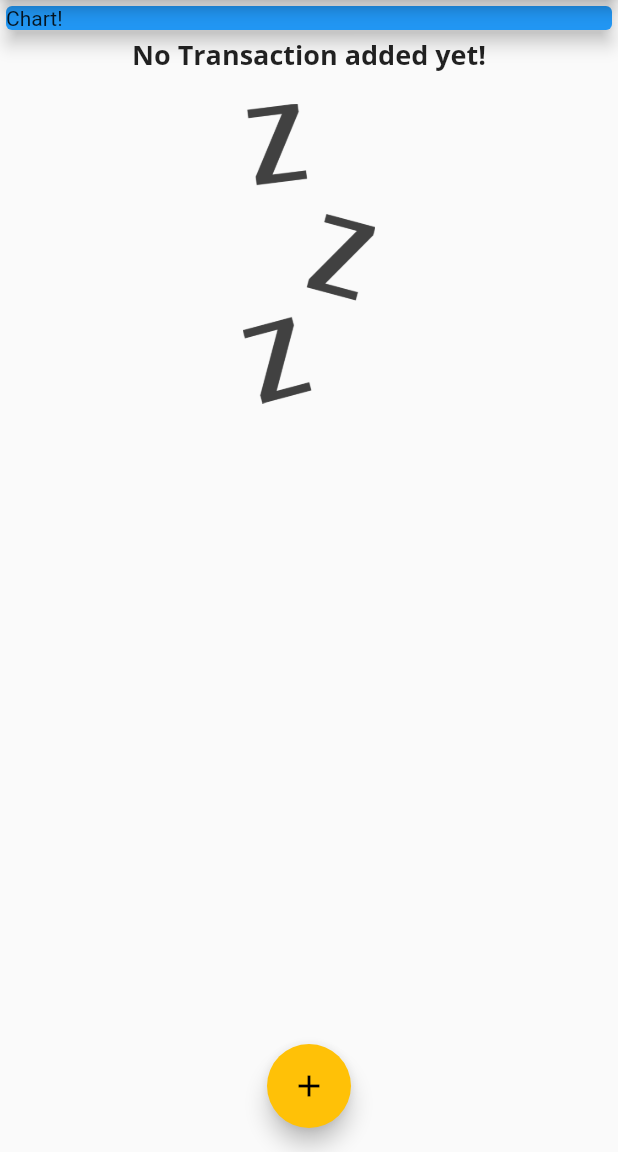
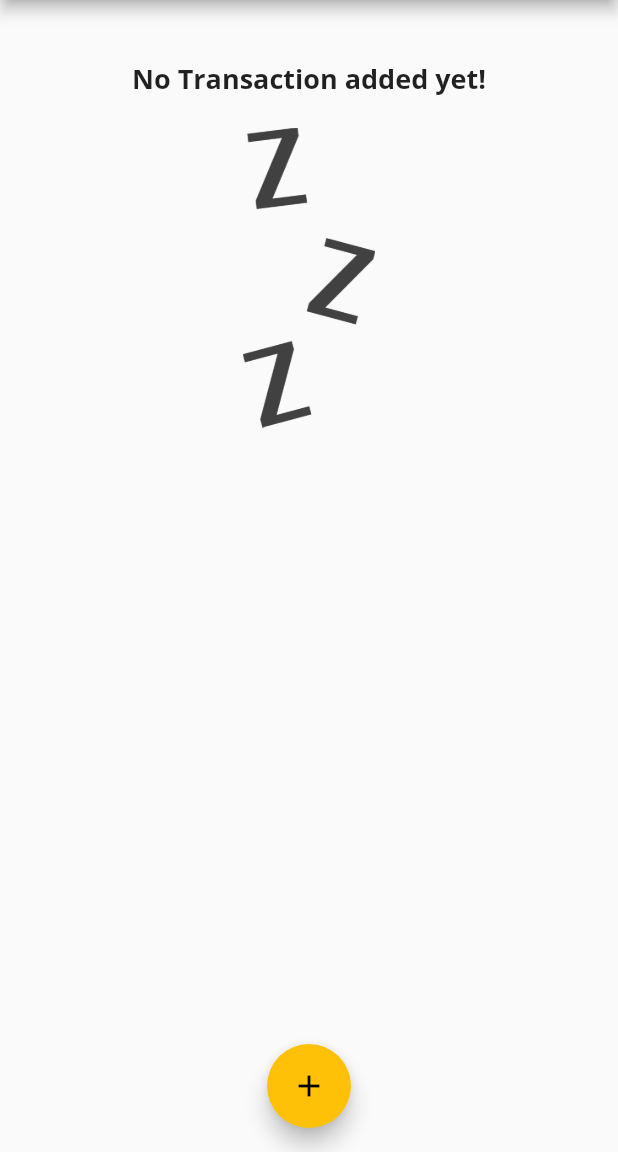
Before and after one commit to jhunderdog/personal_expenses, a Flutter app: the screen it shows after launch, on a phone screen of 412 x 824 dp, the part 84-1236 px from its top. Run offline on Flutter 3.47's test engine with Material 2 defaults, Android fonts, the phone set to English and light mode, and no system bars.

```diff
--- a/lib/main.dart
+++ b/lib/main.dart
@@ -3,6 +3,7 @@ import 'package:personal_expenses/widgets/new_transaction.dart';
 import 'package:personal_expenses/widgets/transaction_list.dart';
 
 import './models/transaction.dart';
+import './widgets/chart.dart';
 
 void main() {
   runApp(MyApp());
@@ -63,6 +64,16 @@ class _MyHomePageState extends State<MyHomePage> {
     // ),
   ];
 
+  List<Transaction> get _recentTransactions {
+    return _userTransactions.where((tx) {
+      return tx.date.isAfter(
+        DateTime.now().subtract(
+          Duration(days: 7),
+        ),
+      );
+    }).toList();
+  }
+
   void _addNewTransactions(String txTitle, double txAmount) {
     final newTx = Transaction(
       title: txTitle,
@@ -107,14 +118,7 @@ class _MyHomePageState extends State<MyHomePage> {
             // mainAxisAlignment: MainAxisAlignment.start,
             crossAxisAlignment: CrossAxisAlignment.stretch,
             children: [
-              Container(
-                width: double.infinity,
-                child: Card(
-                  color: Colors.blue,
-                  child: Text('Chart!'),
-                  elevation: 5,
-                ),
-              ),
+              Chart(_recentTransactions),
               TransactionList(_userTransactions)
             ]),
       ),
--- /dev/null
+++ b/lib/widgets/chart.dart
@@ -0,0 +1,43 @@
+import 'package:flutter/material.dart';
+import 'package:intl/intl.dart';
+import '../models/transaction.dart';
+
+class Chart extends StatelessWidget {
+  final List<Transaction> recentTransactions;
+  Chart(this.recentTransactions);
+
+  List<Map<String, Object>> get groupedTransactionValues {
+    return List.generate(7, (index) {
+      final weekDay = DateTime.now().subtract(
+        Duration(days: index),
+      );
+      var totalSum = 0.0;
+      for (var i = 0; i < recentTransactions.length; i++) {
+        if (recentTransactions[i].date.day == weekDay.day &&
+            recentTransactions[i].date.month == weekDay.month &&
+            recentTransactions[i].date.year == weekDay.year) {
+          totalSum += recentTransactions[i].amount;
+        }
+      }
+
+      print(DateFormat.E().format(weekDay));
+      print(totalSum);
+      return {
+        'day': DateFormat.E().format(weekDay),
+        'amount': totalSum,
+      };
+    });
+  }
+
+  @override
+  Widget build(BuildContext context) {
+    print(groupedTransactionValues);
+    return Card(
+      elevation: 6,
+      margin: EdgeInsets.all(20),
+      child: Row(
+        children: [],
+      ),
+    );
+  }
+}
```
